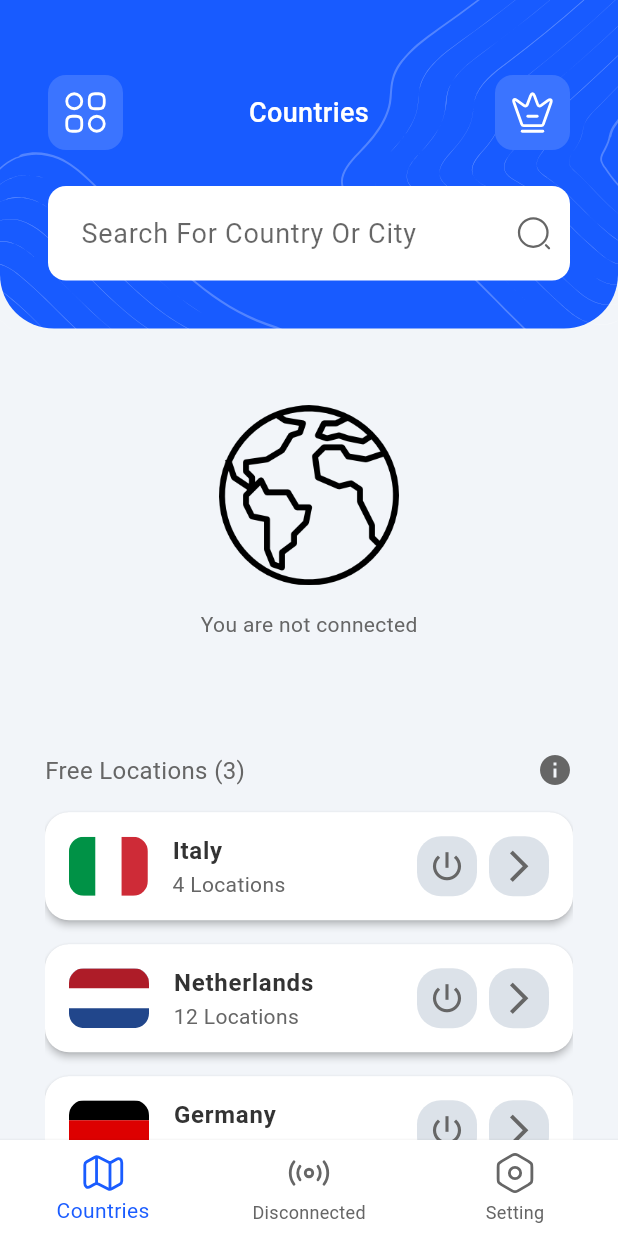
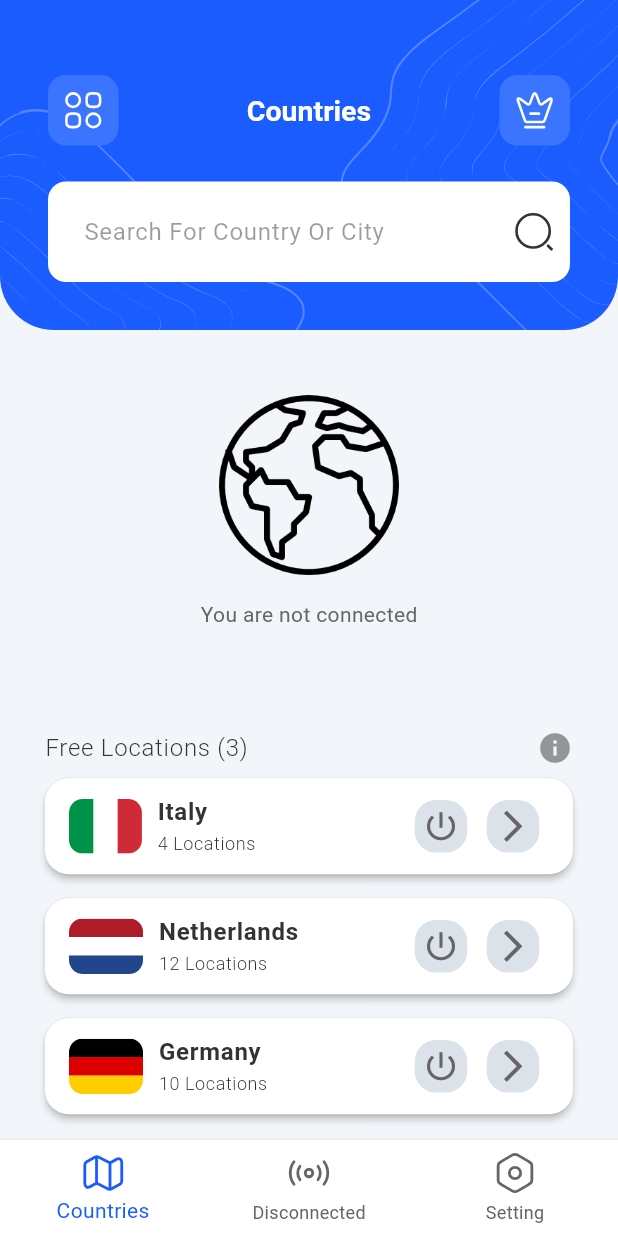
Before and after one commit to ibrahim-ylmz/flutter-vpn-case-study, a Flutter app: the screen it shows after launch, on a phone screen of 412 x 824 dp. Run offline on Flutter 3.47's test engine with Material 3 defaults, Android fonts, the phone set to English and light mode, and no system bars; our stand-ins replace auto_route, equatable, flutter_bloc, flutter_svg, get_it; Roboto replaces fonts that are missing (Gilroy).

Commit message:
UI components reorganized for consistency

```diff
--- a/lib/core/widget/app_bar_item_button.dart
+++ b/lib/core/widget/app_bar_item_button.dart
@@ -8,8 +8,8 @@ class AppBarItemButton extends StatelessWidget {
     required this.iconPath,
     super.key,
     this.onPressed,
-    this.width = 50,
-    this.height = 50,
+    this.width = 47,
+    this.height = 47,
     this.backgroundColor = const Color(0xFF3B74FF),
     this.padding = const EdgeInsets.all(8),
     this.borderRadius = 12,
@@ -51,8 +51,8 @@ class AppBarItemButton extends StatelessWidget {
         child: Center(
           child: SvgPicture.asset(
             iconPath,
-            width: 30,
-            height: 30,
+            width: 27,
+            height: 27,
             colorFilter: const ColorFilter.mode(Colors.white, BlendMode.srcIn),
           ),
         ),
--- a/lib/feature/home/presentation/pages/home_page.dart
+++ b/lib/feature/home/presentation/pages/home_page.dart
@@ -2,7 +2,6 @@ import 'package:auto_route/auto_route.dart';
 import 'package:flutter/material.dart';
 import 'package:flutter_bloc/flutter_bloc.dart';
 import 'package:vpn_case_study/core/navigation/app_router.dart';
-import 'package:vpn_case_study/core/utility/constants/app_constants.dart';
 import 'package:vpn_case_study/feature/home/data/models/country.dart';
 import 'package:vpn_case_study/feature/home/presentation/bloc/connection_status/connection_status_bloc.dart';
 import 'package:vpn_case_study/feature/home/presentation/bloc/connection_status/connection_status_event.dart';
@@ -67,11 +66,12 @@ class _HomePageState extends State<HomePage>
               crossAxisAlignment: CrossAxisAlignment.start,
               children: [
                 /// Connection Info Card
-                Expanded(child: _buildConnectionInfoCard()),
+                Expanded(flex: 8, child: _buildConnectionInfoCard()),
 
                 /// Free Locations List
                 const SizedBox(height: 24),
                 Expanded(
+                  flex: 9,
                   child: Padding(
                     padding: const EdgeInsets.symmetric(horizontal: 30),
                     child: _buildFreeLocationsList(),
@@ -142,10 +142,7 @@ class _HomePageState extends State<HomePage>
           return Column(
             crossAxisAlignment: CrossAxisAlignment.start,
             children: [
-              Padding(
-                padding: const EdgeInsets.only(bottom: 8),
-                child: _buildFreeLocationsHeader(state, context),
-              ),
+              _buildFreeLocationsHeader(state, context),
               Expanded(
                 child: ListView.builder(
                   padding: EdgeInsets.zero,
@@ -173,13 +170,12 @@ class _HomePageState extends State<HomePage>
       children: [
         Text(
           'Free Locations (${state.freeLocations.length})',
-          style: const TextStyle(
-            fontSize: 16,
-            fontWeight: FontWeight.normal,
-            color: AppConstants.textGrey,
+          style: Theme.of(context).textTheme.bodyLarge?.copyWith(
+            fontWeight: FontWeight.w300,
+            color: Theme.of(context).colorScheme.onSurface,
           ),
         ),
-        const Icon(Icons.info, color: AppConstants.textGrey),
+        Icon(Icons.info, color: Theme.of(context).hintColor.withAlpha(100)),
       ],
     );
   }
--- a/lib/feature/home/presentation/widgets/connection_info_card.dart
+++ b/lib/feature/home/presentation/widgets/connection_info_card.dart
@@ -25,12 +25,13 @@ final class ConnectionInfoCard extends StatelessWidget {
             borderRadius: BorderRadius.circular(16),
           ),
           child: ListTile(
+            dense: true,
             contentPadding: const EdgeInsets.symmetric(horizontal: 16),
             leading: ClipRRect(
               borderRadius: BorderRadius.circular(8),
               child: SvgPicture.asset(
                 country.flag,
-                height: 40,
+                height: 37,
                 fit: BoxFit.cover,
               ),
             ),
@@ -39,33 +40,38 @@ final class ConnectionInfoCard extends StatelessWidget {
                 Text(
                   country.name,
                   style: theme.textTheme.bodyLarge?.copyWith(
-                    fontWeight: FontWeight.w500,
+                    fontWeight: FontWeight.w600,
                   ),
                 ),
               ],
             ),
             subtitle: Text(
               country.city.isEmpty ? 'Unknown' : country.city,
-              style: theme.textTheme.bodyMedium,
+              style: theme.textTheme.bodySmall?.copyWith(
+                fontWeight: FontWeight.w300,
+              ),
             ),
             trailing: Column(
               mainAxisAlignment: MainAxisAlignment.spaceEvenly,
               children: [
                 Text(
                   'Stealth',
-                  style: theme.textTheme.bodySmall,
+                  style: theme.textTheme.bodySmall?.copyWith(
+                    fontWeight: FontWeight.w300,
+                  ),
                 ),
                 Text(
                   '${stats.connectedCountry!.strength}%',
-                  style: theme.textTheme.bodyMedium!.copyWith(
-                    fontWeight: FontWeight.w700,
+                  style: theme.textTheme.bodyMedium?.copyWith(
+                    fontWeight: FontWeight.bold,
+                    color: theme.colorScheme.onSurface,
                   ),
                 ),
               ],
             ),
           ),
         ),
-        const SizedBox(height: 10),
+        const SizedBox(height: 3),
         _buildSpeedStats(context),
       ],
     );
@@ -80,7 +86,7 @@ final class ConnectionInfoCard extends StatelessWidget {
             iconAsset: 'assets/icons/ic_import.svg',
             label: 'Download :',
             value: '${stats.downloadSpeed} MB',
-            iconColor: Colors.green,
+            iconColor: const Color(0xFF00D589),
           ),
         ),
         const SizedBox(width: 12),
@@ -110,41 +116,39 @@ final class ConnectionInfoCard extends StatelessWidget {
     return Card(
       elevation: isDarkMode ? 0 : 1,
       margin: EdgeInsets.zero,
-      shape: RoundedRectangleBorder(
-        borderRadius: BorderRadius.circular(12),
-      ),
+      shape: RoundedRectangleBorder(borderRadius: BorderRadius.circular(12)),
       child: Padding(
         padding: const EdgeInsets.symmetric(vertical: 12, horizontal: 15),
         child: Row(
           children: [
             Container(
-              width: 40,
-              height: 40,
-              padding: const EdgeInsets.all(6),
+              width: 35,
+              height: 35,
+              padding: const EdgeInsets.all(4),
               decoration: BoxDecoration(
                 borderRadius: BorderRadius.circular(8),
                 color: iconColor.withAlpha((0.1 * 255).toInt()),
               ),
               child: SvgPicture.asset(
                 iconAsset,
-                colorFilter: ColorFilter.mode(
-                  iconColor,
-                  BlendMode.srcIn,
-                ),
+                colorFilter: ColorFilter.mode(iconColor, BlendMode.srcIn),
               ),
             ),
-            const SizedBox(width: 12),
+            const SizedBox(width: 10),
             Column(
               crossAxisAlignment: CrossAxisAlignment.start,
               children: [
                 Text(
                   label,
-                  style: theme.textTheme.bodySmall,
+                  style: theme.textTheme.bodySmall?.copyWith(
+                    fontWeight: FontWeight.w300,
+                  ),
                 ),
                 Text(
                   value,
                   style: theme.textTheme.bodyLarge?.copyWith(
-                    fontWeight: FontWeight.bold,
+                    fontWeight: FontWeight.w500,
+                    color: theme.colorScheme.onSurface,
                   ),
                 ),
               ],
--- a/lib/feature/home/presentation/widgets/connection_timer.dart
+++ b/lib/feature/home/presentation/widgets/connection_timer.dart
@@ -20,16 +20,16 @@ final class ConnectionTimer extends StatelessWidget {
     return Column(
       mainAxisAlignment: MainAxisAlignment.center,
       children: [
-        const Text(
+        Text(
           'Connecting Time',
-          style: TextStyle(color: Color(0xFF666666), fontSize: 14),
+          style: Theme.of(context).textTheme.bodyMedium?.copyWith(
+            color: Theme.of(context).colorScheme.secondary,
+          ),
         ),
         Text(
           _formatDuration(duration),
-          style: const TextStyle(
-            color: Color(0xFF333333),
-            fontSize: 30,
-            fontWeight: FontWeight.bold,
+          style: Theme.of(context).textTheme.headlineLarge?.copyWith(
+            color: Theme.of(context).colorScheme.onSurface,
           ),
         ),
       ],
--- a/lib/feature/home/presentation/widgets/country_list_item.dart
+++ b/lib/feature/home/presentation/widgets/country_list_item.dart
@@ -31,29 +31,24 @@ class CountryListItem extends StatelessWidget {
       elevation: 2,
       shape: RoundedRectangleBorder(borderRadius: BorderRadius.circular(16)),
       child: ListTile(
+        dense: true,
+        horizontalTitleGap: 10,
         contentPadding: const EdgeInsets.symmetric(horizontal: 16),
         leading: ClipRRect(
           borderRadius: BorderRadius.circular(8),
-          child: SvgPicture.asset(country.flag, height: 40, fit: BoxFit.cover),
+          child: SvgPicture.asset(country.flag, height: 37, fit: BoxFit.cover),
         ),
-        title: Row(
-          children: [
-            Text(
+        title: Text(
           country.name,
           style: theme.textTheme.bodyLarge?.copyWith(
-                fontWeight: FontWeight.w700,
+            fontWeight: FontWeight.w600,
           ),
         ),
-          ],
+        subtitle: Text(
+          '${country.locationCount} Locations',
+          style: theme.textTheme.bodySmall?.copyWith(
+            fontWeight: FontWeight.w300,
           ),
-        subtitle: Row(
-          children: [
-            Text(
-              '${country.locationCount} Locations',
-              style: theme.textTheme.bodyMedium,
-            ),
-            const Spacer(),
-          ],
         ),
         trailing: _buildConnectionButton(context),
       ),
@@ -66,46 +61,42 @@ class CountryListItem extends StatelessWidget {
     return Row(
       mainAxisSize: MainAxisSize.min,
       children: [
-        Material(
-          color:
-              isConnected
-                  ? theme.colorScheme.primary
-                  : theme.colorScheme.surfaceContainerHighest,
-          borderRadius: BorderRadius.circular(16),
-          child: InkWell(
-            onTap: onTap,
-            borderRadius: BorderRadius.circular(16),
-            splashColor: Colors.white24,
-            highlightColor: Colors.white10,
-            child: Container(
-              height: 40,
-              width: 40,
-              decoration: BoxDecoration(
-                borderRadius: BorderRadius.circular(16),
-              ),
-              child: Icon(
+        IconButton(
+          onPressed: onTap,
+          iconSize: 25,
+          icon: Icon(
             Icons.power_settings_new_outlined,
             color:
                 isConnected
                     ? theme.colorScheme.onPrimary
                     : theme.colorScheme.onSurfaceVariant,
-                size: 25,
+          ),
+          style: IconButton.styleFrom(
+            padding: EdgeInsets.zero,
+            backgroundColor:
+                isConnected
+                    ? theme.colorScheme.primary
+                    : theme.colorScheme.surfaceContainerHighest,
+            shape: RoundedRectangleBorder(
+              borderRadius: BorderRadius.circular(14),
+            ),
+            minimumSize: const Size(35, 35),
           ),
         ),
-          ),
-        ),
-        const SizedBox(width: 8),
-        Container(
-          height: 40,
-          width: 40,
-          decoration: BoxDecoration(
-            color: theme.colorScheme.surfaceContainerHighest,
-            borderRadius: BorderRadius.circular(16),
-          ),
-          child: Icon(
+        IconButton(
+          onPressed: () {},
+          icon: Icon(
             Icons.arrow_forward_ios,
             color: theme.colorScheme.onSurfaceVariant,
             size: 25,
+          ),
+          style: IconButton.styleFrom(
+            padding: EdgeInsets.zero,
+            backgroundColor: theme.colorScheme.surfaceContainerHighest,
+            shape: RoundedRectangleBorder(
+              borderRadius: BorderRadius.circular(14),
+            ),
+            minimumSize: const Size(35, 35),
           ),
         ),
       ],
--- a/lib/feature/home/presentation/widgets/home_header.dart
+++ b/lib/feature/home/presentation/widgets/home_header.dart
@@ -28,10 +28,11 @@ final class HomeHeader extends StatelessWidget {
     final screenWidth = MediaQuery.of(context).size.width;
 
     return Container(
+      clipBehavior: Clip.antiAlias,
       width: double.infinity,
-      decoration: const BoxDecoration(
-        color: Color(0xFF185BFF),
-        borderRadius: BorderRadius.only(
+      decoration: BoxDecoration(
+        color: Theme.of(context).colorScheme.primary,
+        borderRadius: const BorderRadius.only(
           bottomLeft: Radius.circular(36),
           bottomRight: Radius.circular(36),
         ),
@@ -51,7 +52,7 @@ final class HomeHeader extends StatelessWidget {
           ),
           Positioned(
             left: 0,
-            top: MediaQuery.of(context).size.height * 0.08,
+            top: MediaQuery.of(context).size.height * 0.045,
             child: Opacity(
               opacity: 0.5,
               child: RotatedBox(
@@ -84,18 +85,14 @@ final class HomeHeader extends StatelessWidget {
                     ),
 
                     // Countries title
-                    const Expanded(
-                      child: Padding(
-                        padding: EdgeInsets.symmetric(vertical: 2),
-                        child: Text(
-                          'Countries',
-                          textAlign: TextAlign.center,
-                          style: TextStyle(
-                            fontFamily: 'Gilroy',
-                            fontWeight: FontWeight.w500,
-                            fontSize: 18,
-                            color: Colors.white,
-                          ),
+                    Expanded(
+                      child: Text(
+                        'Countries',
+                        textAlign: TextAlign.center,
+                        style: Theme.of(context).textTheme.titleLarge?.copyWith(
+                          color: Theme.of(context).colorScheme.onPrimary,
+                          fontWeight: FontWeight.w600,
+                          fontSize: 19,
                         ),
                       ),
                     ),
--- a/lib/feature/home/presentation/widgets/search_bar_widget.dart
+++ b/lib/feature/home/presentation/widgets/search_bar_widget.dart
@@ -53,24 +53,23 @@ class _SearchBarWidgetState extends State<SearchBarWidget> {
       decoration: InputDecoration(
         hintText: 'Search For Country Or City',
         hintStyle: theme.textTheme.bodyLarge?.copyWith(
-          fontSize: 18,
-          color: theme.hintColor,
+          color: theme.hintColor.withAlpha(100),
         ),
-        suffixIcon: SvgPicture.asset(
-          'assets/icons/ic_search.svg',
-          fit: BoxFit.scaleDown,
-          colorFilter: ColorFilter.mode(
-            theme.colorScheme.onSurfaceVariant,
-            BlendMode.srcIn,
+        suffixIcon: Padding(
+          padding: const EdgeInsets.all(10),
+          child: SvgPicture.asset(
+            'assets/icons/ic_search.svg',
+            width: 24,
+            height: 24,
+            colorFilter: ColorFilter.mode(
+              theme.colorScheme.inverseSurface,
+              BlendMode.srcIn,
+            ),
           ),
-        ),
-        prefixIconConstraints: const BoxConstraints(
-          minWidth: 45,
-          minHeight: 45,
         ),
         filled: true,
         fillColor: theme.inputDecorationTheme.fillColor,
-        contentPadding: const EdgeInsets.all(18),
+        contentPadding: const EdgeInsets.all(20),
         border: OutlineInputBorder(
           borderRadius: BorderRadius.circular(AppConstants.cardRadius),
           borderSide: BorderSide.none,
```
Lines whose indentation alone changed are shown as unchanged.
